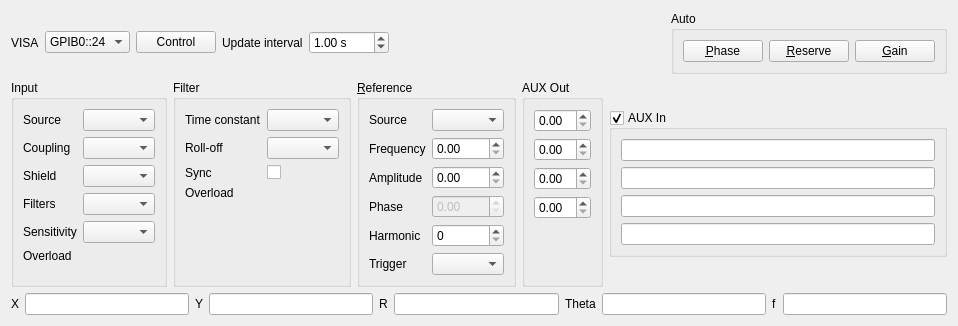
Old version of the form Visa/SR830_GuiUi.ui in the repository AvirupRoy/research.
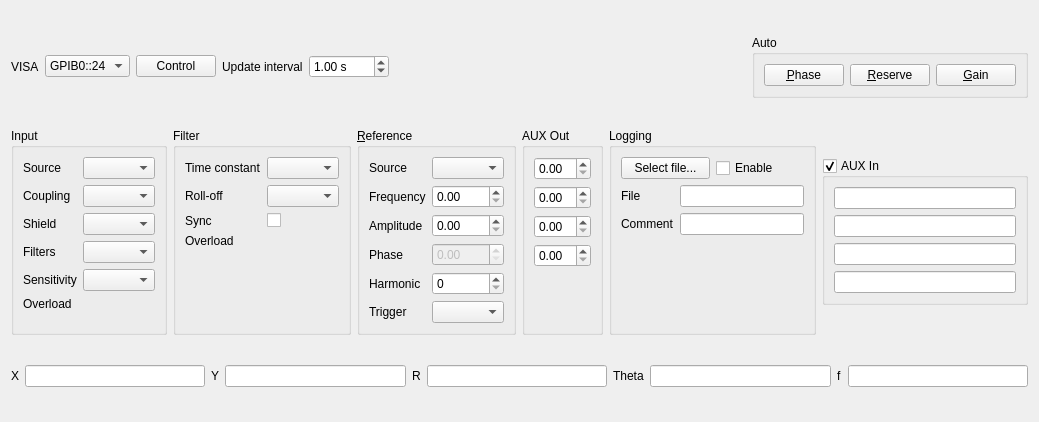
New version of the form. Custom widgets are drawn as their Qt base class.

Commit message: Add data-logging to file capability

Patch:
```diff
--- a/Visa/SR830_GuiUi.ui
+++ b/Visa/SR830_GuiUi.ui
@@ -6,8 +6,8 @@
    <rect>
     <x>0</x>
     <y>0</y>
-    <width>958</width>
-    <height>301</height>
+    <width>1039</width>
+    <height>422</height>
    </rect>
   </property>
   <property name="windowTitle">
@@ -400,6 +400,61 @@
          </layout>
         </widget>
        </item>
+       <item>
+        <widget class="QGroupBox" name="groupBox_7">
+         <property name="title">
+          <string>Logging</string>
+         </property>
+         <layout class="QHBoxLayout" name="horizontalLayout_18">
+          <item>
+           <layout class="QVBoxLayout" name="verticalLayout_6">
+            <item>
+             <layout class="QHBoxLayout" name="horizontalLayout_19">
+              <item>
+               <widget class="QPushButton" name="selectFilePb">
+                <property name="text">
+                 <string>Select file...</string>
+                </property>
+               </widget>
+              </item>
+              <item>
+               <widget class="QCheckBox" name="loggingEnableCb">
+                <property name="text">
+                 <string>Enable</string>
+                </property>
+               </widget>
+              </item>
+             </layout>
+            </item>
+            <item>
+             <layout class="QFormLayout" name="formLayout_8">
+              <item row="0" column="0">
+               <widget class="QLabel" name="label_25">
+                <property name="text">
+                 <string>File</string>
+                </property>
+               </widget>
+              </item>
+              <item row="0" column="1">
+               <widget class="QLineEdit" name="fileNameLe"/>
+              </item>
+              <item row="1" column="0">
+               <widget class="QLabel" name="label_26">
+                <property name="text">
+                 <string>Comment</string>
+                </property>
+               </widget>
+              </item>
+              <item row="1" column="1">
+               <widget class="QLineEdit" name="commentLe"/>
+              </item>
+             </layout>
+            </item>
+           </layout>
+          </item>
+         </layout>
+        </widget>
+       </item>
        <item>
         <widget class="QGroupBox" name="auxInGroupBox">
          <property name="sizePolicy">
@@ -540,6 +595,17 @@
   </layout>
  </widget>
  <customwidgets>
+  <customwidget>
+   <class>LedIndicator</class>
+   <extends>QWidget</extends>
+   <header>LabWidgets.Indicators</header>
+   <container>1</container>
+  </customwidget>
+  <customwidget>
+   <class>EngineeringIndicator</class>
+   <extends>QLineEdit</extends>
+   <header>LabWidgets.Indicators</header>
+  </customwidget>
   <customwidget>
    <class>EnumComboBox</class>
    <extends>QComboBox</extends>
@@ -565,17 +631,6 @@
    <extends>QComboBox</extends>
    <header>Visa.VisaWidgets</header>
   </customwidget>
-  <customwidget>
-   <class>EngineeringIndicator</class>
-   <extends>QLineEdit</extends>
-   <header>LabWidgets.Indicators</header>
-  </customwidget>
-  <customwidget>
-   <class>LedIndicator</class>
-   <extends>QWidget</extends>
-   <header>LabWidgets.Indicators</header>
-   <container>1</container>
-  </customwidget>
  </customwidgets>
  <resources/>
  <connections/>
```
Left out of the diff: 16 changed lines with no effect on the pictures. The commit also changes 1 other file.
